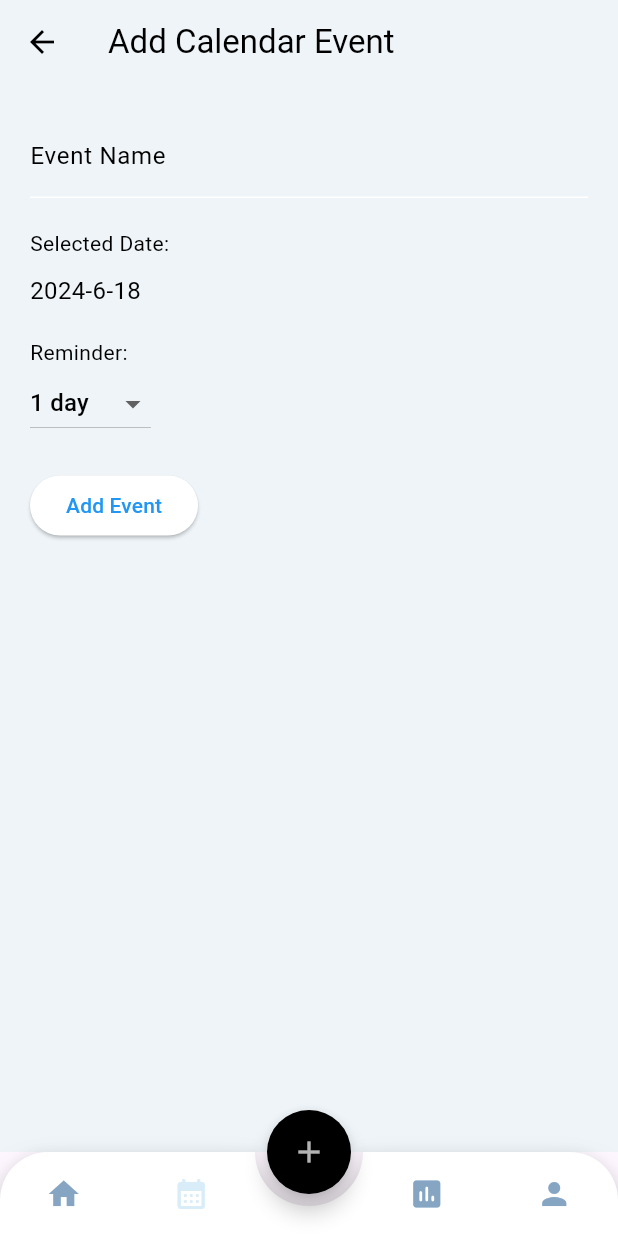
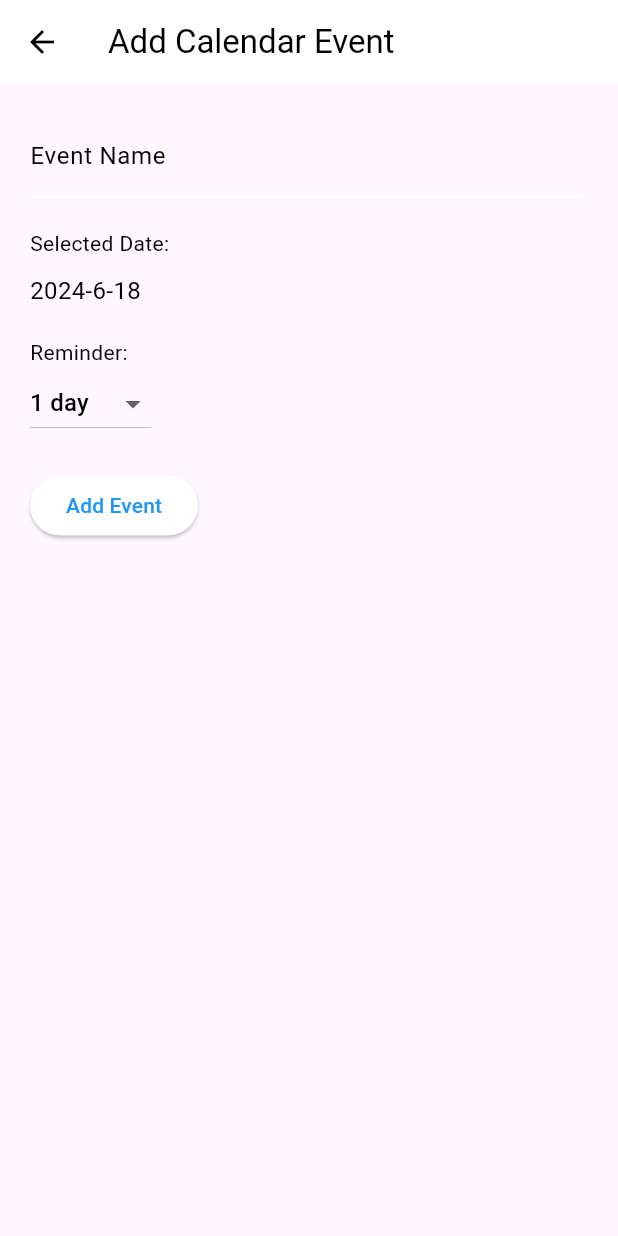
Before and after one commit to HuiZhenChin/6002CEM_Project, a Flutter app: the AddCalendarPage screen opened directly with empty values, on a phone screen of 412 x 824 dp. Run offline on Flutter 3.47's test engine with Material 3 defaults, Android fonts, the phone set to English and light mode, and no system bars; drawn by our look-alikes of animated_bottom_navigation_bar, flutter_speed_dial; our stand-ins replace bloc, cloud_firestore, firebase_auth, firebase_core, firebase_messaging, firebase_storage and 4 more; accounts and stored records are empty.

Commit message:
Update calendar function

```diff
--- a/dollar_sense/lib/add_calendar.dart
+++ b/dollar_sense/lib/add_calendar.dart
@@ -1,9 +1,7 @@
 import 'package:cloud_firestore/cloud_firestore.dart';
 import 'package:flutter/material.dart';
 import 'event_model.dart';
-import 'navigation_bar_view_model.dart';
-import 'navigation_bar.dart';
-import 'speed_dial.dart';
+
 
 class AddCalendarPage extends StatefulWidget {
   final String username;
@@ -26,7 +24,6 @@ class _AddCalendarPageState extends State<AddCalendarPage> {
   final FirebaseFirestore _firestore = FirebaseFirestore.instance;
   String _selectedReminder = '1 day';
   String _customReminder = '3 days';
-  int _bottomNavIndex = 1;
 
   @override
   void dispose() {
@@ -38,15 +35,10 @@ class _AddCalendarPageState extends State<AddCalendarPage> {
   Future<void> addEvent(BuildContext context) async {
     if (_formKey.currentState!.validate()) {
       String title = _eventController.text;
-      DateTime date = DateTime(
-          widget.selectedDate.year, widget.selectedDate.month,
-          widget.selectedDate.day);
-      String reminder = _selectedReminder == '1 day'
-          ? '1 day'
-          : _customReminder;
+      DateTime date = DateTime(widget.selectedDate.year, widget.selectedDate.month, widget.selectedDate.day);
+      String reminder = _selectedReminder == '1 day' ? '1 day' : _customReminder;
 
-      DocumentReference counterDoc = _firestore.collection('counters').doc(
-          'eventCounter');
+      DocumentReference counterDoc = _firestore.collection('counters').doc('eventCounter');
       DocumentSnapshot counterSnapshot = await counterDoc.get();
 
       int newEventId = 1;
@@ -67,7 +59,9 @@ class _AddCalendarPageState extends State<AddCalendarPage> {
       //wait when saving to database
       await _saveEventToFirestore(newEvent, widget.username, context);
 
+
       _eventController.clear();
+      widget.onEventAdded(newEvent);
 
       ScaffoldMessenger.of(context).showSnackBar(
         SnackBar(content: Text('Event added to calendar')),
@@ -77,8 +71,7 @@ class _AddCalendarPageState extends State<AddCalendarPage> {
   }
 
   //save to Database
-  Future<void> _saveEventToFirestore(Event event, String username,
-      BuildContext context) async {
+  Future<void> _saveEventToFirestore(Event event, String username, BuildContext context) async {
     QuerySnapshot userSnapshot = await _firestore
         .collection('dollar_sense')
         .where('username', isEqualTo: username)
@@ -97,10 +90,21 @@ class _AddCalendarPageState extends State<AddCalendarPage> {
         'event_title': event.title,
         'event_date': event.date,
         'reminder': event.reminder,
-        'type': "Reminder", // Add reminder to Firestore
+        'type': "Reminder",// Add reminder to Firestore
       };
 
+      Event newEvent = Event(
+        id: event.id,
+        title: event.title,
+        date: event.date,
+        reminder: event.reminder,
+      );
+
+      widget.onEventAdded(newEvent);
+
       await eventCollection.add(eventData);
+
+
     } else {
       ScaffoldMessenger.of(context).showSnackBar(
         SnackBar(content: Text('Error: User not found')),
@@ -110,24 +114,12 @@ class _AddCalendarPageState extends State<AddCalendarPage> {
 
   @override
   Widget build(BuildContext context) {
-    String givenDate = '${widget.selectedDate.year}-${widget.selectedDate
-        .month}-${widget.selectedDate.day}';
+    String givenDate = '${widget.selectedDate.year}-${widget.selectedDate.month}-${widget.selectedDate.day}';
     return Scaffold(
       appBar: AppBar(
-        backgroundColor: Color(0xFFEEF4F8),
         title: Text('Add Calendar Event'),
       ),
-      body: Container(
-        color: Color(0xFFEEF4F8),
-        child: SingleChildScrollView(
-          child: ConstrainedBox(
-            constraints: BoxConstraints(
-              minHeight: MediaQuery
-                  .of(context)
-                  .size
-                  .height,
-            ),
-            child: IntrinsicHeight(
+      body: SingleChildScrollView(
         child: Padding(
           padding: const EdgeInsets.all(20.0),
           child: Form(
@@ -192,23 +184,11 @@ class _AddCalendarPageState extends State<AddCalendarPage> {
                   onPressed: () => addEvent(context),
                   child: Text('Add Event'),
                 ),
-                      Expanded(child: Container()),
-                      // Ensure the container expands to fill remaining space
               ],
             ),
           ),
         ),
       ),
-          ),
-        ),
-      ),
-      floatingActionButton: CustomSpeedDial(),
-      floatingActionButtonLocation: FloatingActionButtonLocation.centerDocked,
-      bottomNavigationBar: CustomNavigationBar(
-        currentIndex: _bottomNavIndex,
-        onTabTapped:
-        NavigationBarViewModel.onTabTapped(context, widget.username),
-      ).build(),
     );
   }
 }
--- a/dollar_sense/lib/report.dart
+++ b/dollar_sense/lib/report.dart
@@ -238,7 +238,7 @@ class _GraphPageState extends State<GraphPage> {
                   int index = entry.key;
                   var data = entry.value;
 
-                  // Create BarChartGroupData for each category
+                  // create BarChartGroupData for each category
                   return BarChartGroupData(
                     x: index,
                     barsSpace: 16,
@@ -298,7 +298,7 @@ class _GraphPageState extends State<GraphPage> {
                             ),
                           ],
                         ),
-                      // Add a default BarChartRodData with height 0 if all values are 0
+                      // add a default BarChartRodData with height 0 if all values are 0
                       if (data['total_budget']?.toDouble() == 0.0 &&
                           data['total_expenses']?.toDouble() == 0.0 &&
                           data['total_income']?.toDouble() == 0.0 &&
```
Also changed, not shown: dollar_sense/lib/calendar.dart (+82 -89 lines), dollar_sense/pubspec.lock. Lines whose indentation alone changed are shown as unchanged.
